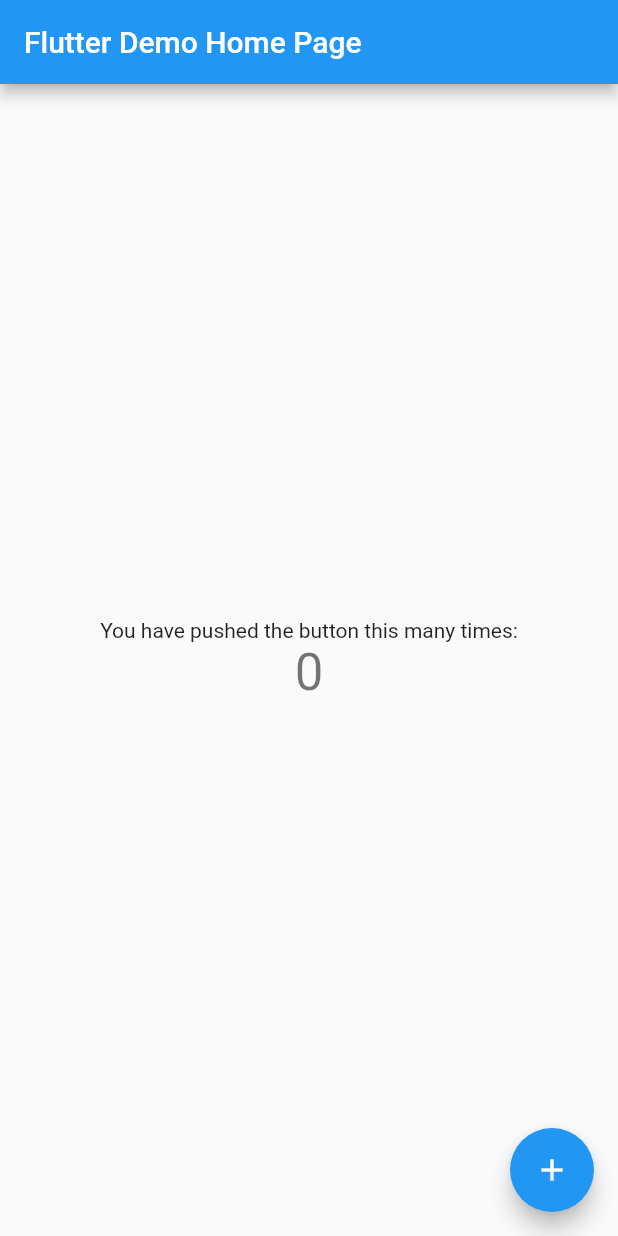
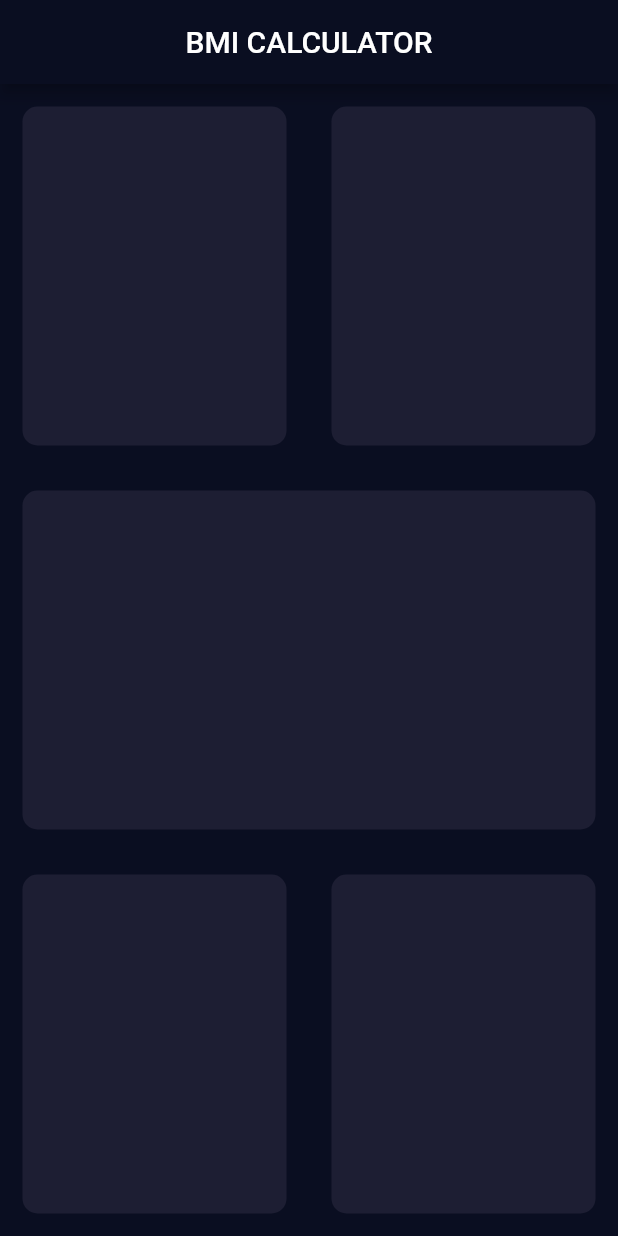
Before and after one commit to krrajpurohit/BMI-Calculator, a Flutter app: the screen it shows after launch, on a phone screen of 412 x 824 dp. Run offline on Flutter 3.47's test engine with Material 2 defaults, Android fonts, the phone set to English and light mode, and no system bars.

Commit message:
input page layout created & custom theme added

```diff
--- /dev/null
+++ b/lib/input_page.dart
@@ -0,0 +1,68 @@
+import 'package:flutter/material.dart';
+import 'package:flutter/rendering.dart';
+
+class InputPage extends StatefulWidget {
+  @override
+  _InputPageState createState() => _InputPageState();
+}
+
+class _InputPageState extends State<InputPage> {
+  @override
+  Widget build(BuildContext context) {
+    return Scaffold(
+      appBar: AppBar(
+        title: Center(
+          child: Text('BMI CALCULATOR'),
+        ),
+      ),
+      body: Column(
+        children: <Widget>[
+          Expanded(
+            child: Row(
+              children: <Widget>[
+                Expanded(
+                  child: ReusableCard(colour: Color(0xFF1D1E33)),
+                ),
+                Expanded(
+                  child: ReusableCard(colour: Color(0xFF1D1E33)),
+                ),
+              ],
+            ),
+          ),
+          Expanded(
+            child: ReusableCard(colour: Color(0xFF1D1E33)),
+          ),
+          Expanded(
+            child: Row(
+              children: <Widget>[
+                Expanded(
+                  child: ReusableCard(colour: Color(0xFF1D1E33)),
+                ),
+                Expanded(
+                  child: ReusableCard(colour: Color(0xFF1D1E33)),
+                ),
+              ],
+            ),
+          ),
+        ],
+      ),
+    );
+  }
+}
+
+class ReusableCard extends StatelessWidget {
+  final Color colour;
+
+  ReusableCard({@required this.colour});
+
+  @override
+  Widget build(BuildContext context) {
+    return Container(
+      margin: EdgeInsets.all(15.0),
+      decoration: BoxDecoration(
+        color: colour,
+        borderRadius: BorderRadius.circular(10.0),
+      ),
+    );
+  }
+}
--- a/lib/main.dart
+++ b/lib/main.dart
@@ -1,111 +1,17 @@
 import 'package:flutter/material.dart';
+import 'input_page.dart';
 
-void main() => runApp(MyApp());
+void main() => runApp(BMICalculator());
 
-class MyApp extends StatelessWidget {
-  // This widget is the root of your application.
+class BMICalculator extends StatelessWidget {
   @override
   Widget build(BuildContext context) {
     return MaterialApp(
-      title: 'Flutter Demo',
-      theme: ThemeData(
-        // This is the theme of your application.
-        //
-        // Try running your application with "flutter run". You'll see the
-        // application has a blue toolbar. Then, without quitting the app, try
-        // changing the primarySwatch below to Colors.green and then invoke
-        // "hot reload" (press "r" in the console where you ran "flutter run",
-        // or simply save your changes to "hot reload" in a Flutter IDE).
-        // Notice that the counter didn't reset back to zero; the application
-        // is not restarted.
-        primarySwatch: Colors.blue,
+      theme: ThemeData.dark().copyWith(
+        primaryColor: Color(0xFF0A0E21),
+        scaffoldBackgroundColor: Color(0xFF0A0E21),
       ),
-      home: MyHomePage(title: 'Flutter Demo Home Page'),
+      home: InputPage(),
     );
   }
 }
-
-class MyHomePage extends StatefulWidget {
-  MyHomePage({Key key, this.title}) : super(key: key);
-
-  // This widget is the home page of your application. It is stateful, meaning
-  // that it has a State object (defined below) that contains fields that affect
-  // how it looks.
-
-  // This class is the configuration for the state. It holds the values (in this
-  // case the title) provided by the parent (in this case the App widget) and
-  // used by the build method of the State. Fields in a Widget subclass are
-  // always marked "final".
-
-  final String title;
-
-  @override
-  _MyHomePageState createState() => _MyHomePageState();
-}
-
-class _MyHomePageState extends State<MyHomePage> {
-  int _counter = 0;
-
-  void _incrementCounter() {
-    setState(() {
-      // This call to setState tells the Flutter framework that something has
-      // changed in this State, which causes it to rerun the build method below
-      // so that the display can reflect the updated values. If we changed
-      // _counter without calling setState(), then the build method would not be
-      // called again, and so nothing would appear to happen.
-      _counter++;
-    });
-  }
-
-  @override
-  Widget build(BuildContext context) {
-    // This method is rerun every time setState is called, for instance as done
-    // by the _incrementCounter method above.
-    //
-    // The Flutter framework has been optimized to make rerunning build methods
-    // fast, so that you can just rebuild anything that needs updating rather
-    // than having to individually change instances of widgets.
-    return Scaffold(
-      appBar: AppBar(
-        // Here we take the value from the MyHomePage object that was created by
-        // the App.build method, and use it to set our appbar title.
-        title: Text(widget.title),
-      ),
-      body: Center(
-        // Center is a layout widget. It takes a single child and positions it
-        // in the middle of the parent.
-        child: Column(
-          // Column is also a layout widget. It takes a list of children and
-          // arranges them vertically. By default, it sizes itself to fit its
-          // children horizontally, and tries to be as tall as its parent.
-          //
-          // Invoke "debug painting" (press "p" in the console, choose the
-          // "Toggle Debug Paint" action from the Flutter Inspector in Android
-          // Studio, or the "Toggle Debug Paint" command in Visual Studio Code)
-          // to see the wireframe for each widget.
-          //
-          // Column has various properties to control how it sizes itself and
-          // how it positions its children. Here we use mainAxisAlignment to
-          // center the children vertically; the main axis here is the vertical
-          // axis because Columns are vertical (the cross axis would be
-          // horizontal).
-          mainAxisAlignment: MainAxisAlignment.center,
-          children: <Widget>[
-            Text(
-              'You have pushed the button this many times:',
-            ),
-            Text(
-              '$_counter',
-              style: Theme.of(context).textTheme.display1,
-            ),
-          ],
-        ),
-      ),
-      floatingActionButton: FloatingActionButton(
-        onPressed: _incrementCounter,
-        tooltip: 'Increment',
-        child: Icon(Icons.add),
-      ), // This trailing comma makes auto-formatting nicer for build methods.
-    );
-  }
-}
```
Also changed, not shown: 1 other file.
